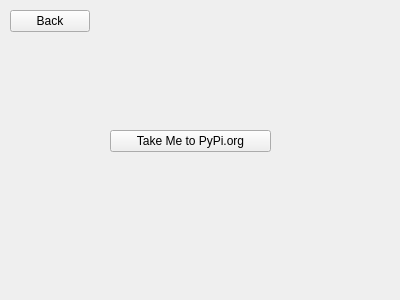
The window that GUI/pipuistartupwindow.ui (akademsubotnik/guiforpip) describes before a commit, drawn with Qt 5.
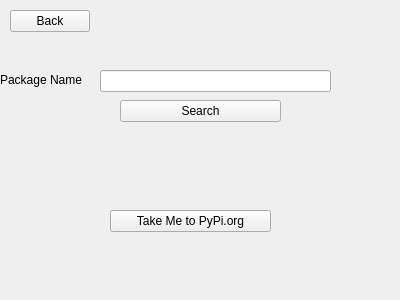
The same window after the commit. Icons and pictures are not drawn.

Commit message: update search to query for a specific name of package

Patch:
```diff
--- a/GUI/pipuistartupwindow.ui
+++ b/GUI/pipuistartupwindow.ui
@@ -149,7 +149,7 @@
      <property name="geometry">
       <rect>
        <x>130</x>
-       <y>130</y>
+       <y>210</y>
        <width>161</width>
        <height>22</height>
       </rect>
@@ -158,6 +158,42 @@
       <string>Take Me to PyPi.org</string>
      </property>
     </widget>
+    <widget class="QLineEdit" name="lineEdit_pacakgesearch">
+     <property name="geometry">
+      <rect>
+       <x>120</x>
+       <y>70</y>
+       <width>231</width>
+       <height>22</height>
+      </rect>
+     </property>
+    </widget>
+    <widget class="QLabel" name="label_packagename">
+     <property name="geometry">
+      <rect>
+       <x>20</x>
+       <y>70</y>
+       <width>91</width>
+       <height>20</height>
+      </rect>
+     </property>
+     <property name="text">
+      <string>Package Name</string>
+     </property>
+    </widget>
+    <widget class="QPushButton" name="pushButton_packagesearch">
+     <property name="geometry">
+      <rect>
+       <x>140</x>
+       <y>100</y>
+       <width>161</width>
+       <height>22</height>
+      </rect>
+     </property>
+     <property name="text">
+      <string>Search</string>
+     </property>
+    </widget>
    </widget>
    <widget class="QWidget" name="page_installedpackages">
     <widget class="QListWidget" name="listWidget_installedpippackages">
```
Left out of the diff: 13 changed lines with no effect on the pictures. The commit also changes 3 other files.
